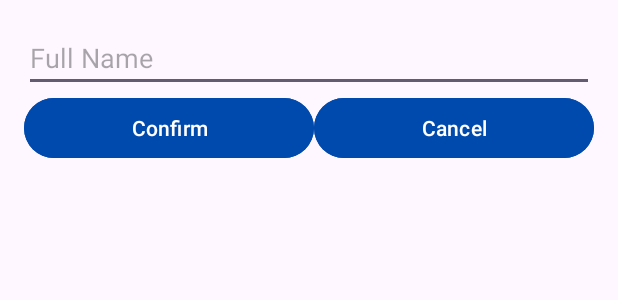
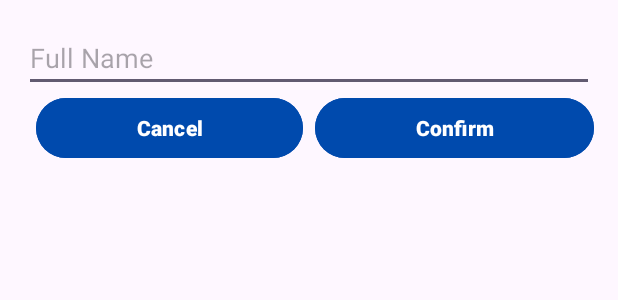
Before and after one commit to rukenya321/Wincara, an Android app: the layout delete_popup.xml on its own in the app's theme, with its tools: preview values and no code run, on a phone screen of 412 x 824 dp. Shown: the top 300 px of the screen. Run offline under Robolectric (Android 15) with nearby library versions, the phone set to English and light mode, and no system bars.

Commit message:
feat: Added delete functionality

```diff
--- a/app/src/main/res/layout/delete_popup.xml
+++ b/app/src/main/res/layout/delete_popup.xml
@@ -9,7 +9,11 @@
         android:id="@+id/editTextFullName"
         android:layout_width="match_parent"
         android:layout_height="wrap_content"
-        android:hint="Full Name" />
+        android:hint="Full Name"
+        android:textColor="#FDFDFD"
+        android:textColorHighlight="#FDFDFD"
+        android:textColorLink="#FDFDFD"
+        android:textStyle="normal" />
 
     <LinearLayout
         android:layout_width="match_parent"
@@ -17,20 +21,28 @@
         android:orientation="horizontal">
 
         <Button
-            android:id="@+id/btnConfirm"
-            android:backgroundTint="#004AAD"
+            android:id="@+id/btnCancel"
+            style="?android:attr/buttonBarButtonStyle"
             android:layout_width="wrap_content"
             android:layout_height="wrap_content"
-            android:text="Confirm"
-            android:layout_weight="1" />
+            android:layout_weight="1"
+            android:backgroundTint="#004AAD"
+            android:text="Cancel"
+            android:textColor="@color/white"
+            android:textColorLink="@color/white"
+            android:textStyle="bold" />
 
         <Button
-            android:id="@+id/btnCancel"
-            android:backgroundTint="#004AAD"
+            android:id="@+id/btnConfirm"
+            style="?android:attr/buttonBarButtonStyle"
             android:layout_width="wrap_content"
             android:layout_height="wrap_content"
-            android:text="Cancel"
-            android:layout_weight="1" />
+            android:layout_weight="1"
+            android:backgroundTint="#004AAD"
+            android:text="Confirm"
+            android:textColor="@color/white"
+            android:textColorLink="@color/white"
+            android:textStyle="bold" />
 
     </LinearLayout>
 </LinearLayout>
```
